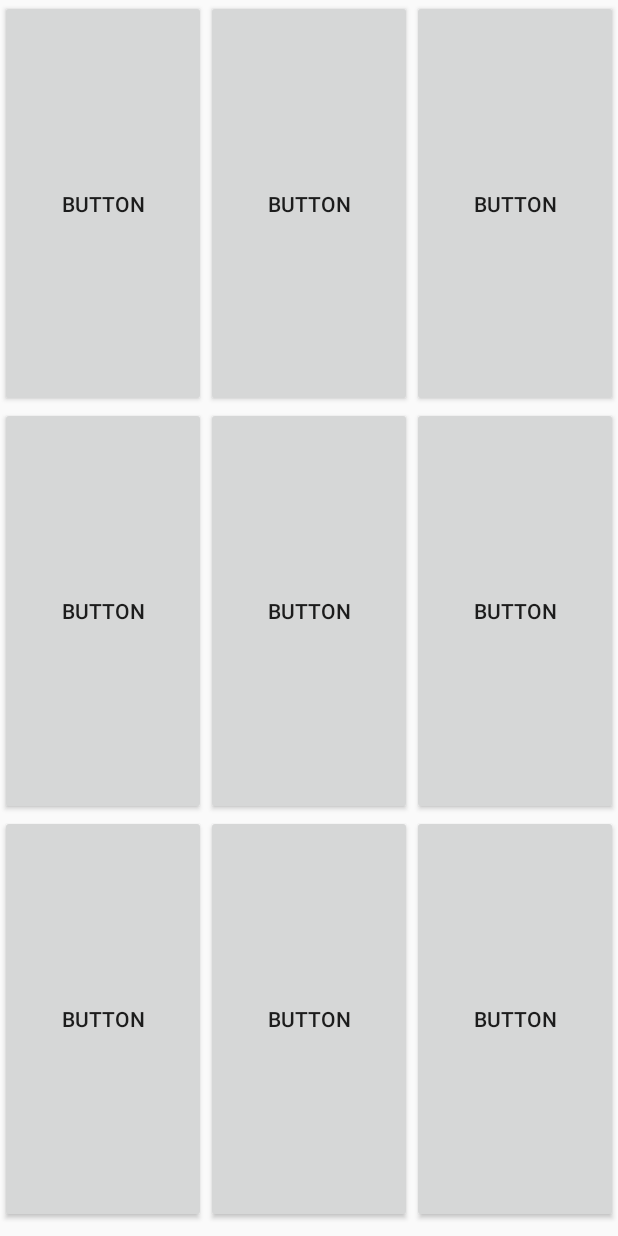
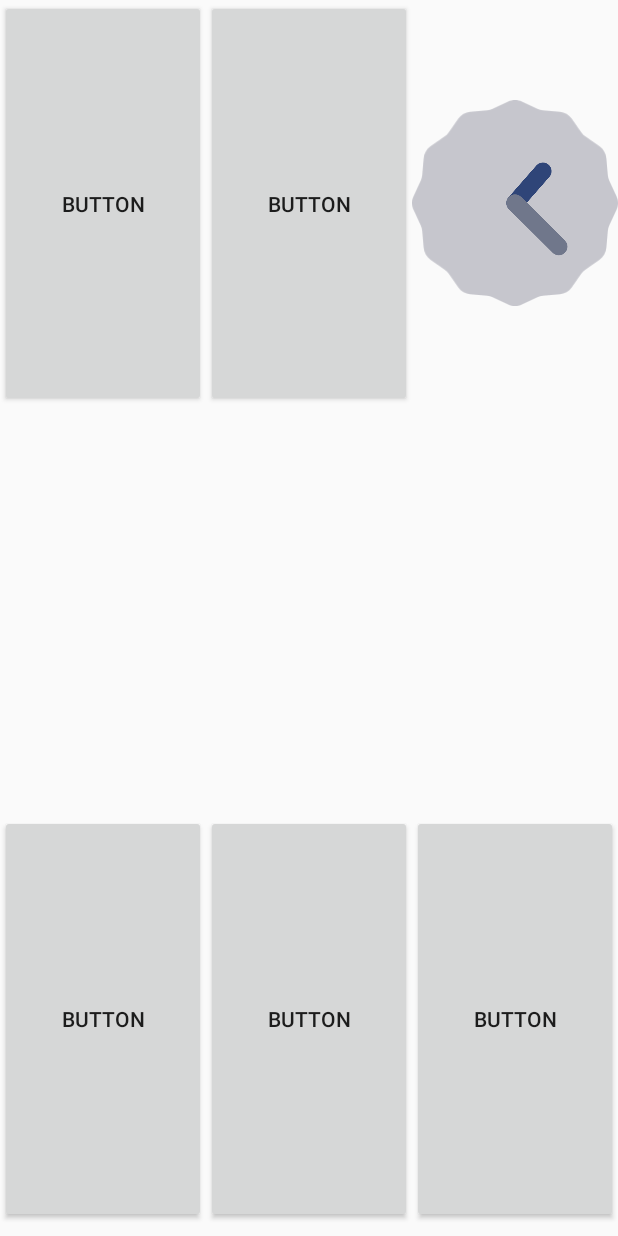
Before and after one commit to ISukhanov/WeatherStation, an Android app: the layout fragment_main.xml on its own in the app's theme, with its tools: preview values and no code run, on a phone screen of 412 x 824 dp. Run offline under Robolectric (Android 15) with nearby library versions, the phone set to English and light mode, and no system bars.

Commit message:
text readouts from sensors

```diff
--- a/main/src/main/res/layout/fragment_main.xml
+++ b/main/src/main/res/layout/fragment_main.xml
@@ -32,9 +32,8 @@
 				android:layout_weight="1"
 				android:layout_height="fill_parent"/>
 
-			<Button
-				android:id="@+id/Button06"
-				android:text="Button"
+			<AnalogClock
+				android:id="@+id/Clock"
 				android:layout_width="0dp"
 				android:layout_weight="1"
 				android:layout_height="fill_parent"/>
@@ -46,23 +45,20 @@
 			android:layout_weight="0.33"
 			android:layout_height="0dp">
 
-			<Button
-				android:id="@+id/Button01"
-				android:text="Button"
+			<TextView
+				android:id="@+id/pressure"
 				android:layout_width="0dp"
 				android:layout_weight="1"
 				android:layout_height="fill_parent"/>
 
-			<Button
-				android:id="@+id/Button02"
-				android:text="Button"
+			<TextView
+				android:id="@+id/humidity"
 				android:layout_width="0dp"
 				android:layout_weight="1"
 				android:layout_height="fill_parent"/>
 
-			<Button
-				android:id="@+id/Button03"
-				android:text="Button"
+			<TextView
+				android:id="@+id/temperature"
 				android:layout_width="0dp"
 				android:layout_weight="1"
 				android:layout_height="fill_parent"/>
```
Also changed, not shown: main/src/main/java/com/weatherstation/main/MainActivity.java (+61 -4 lines).
